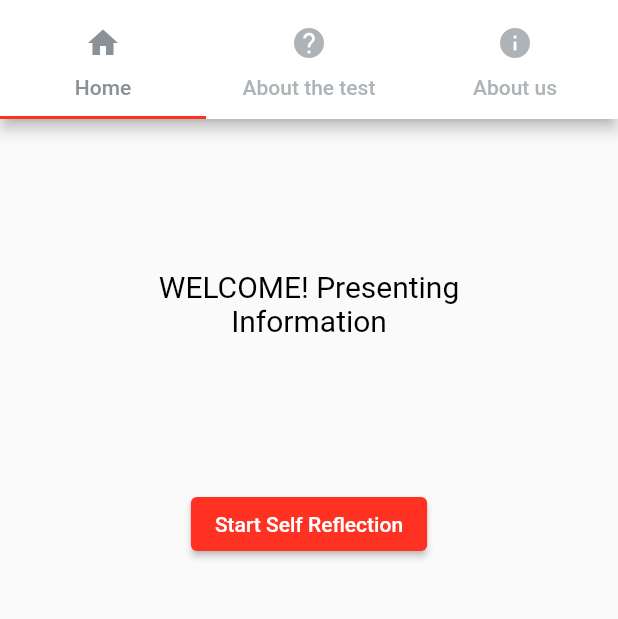
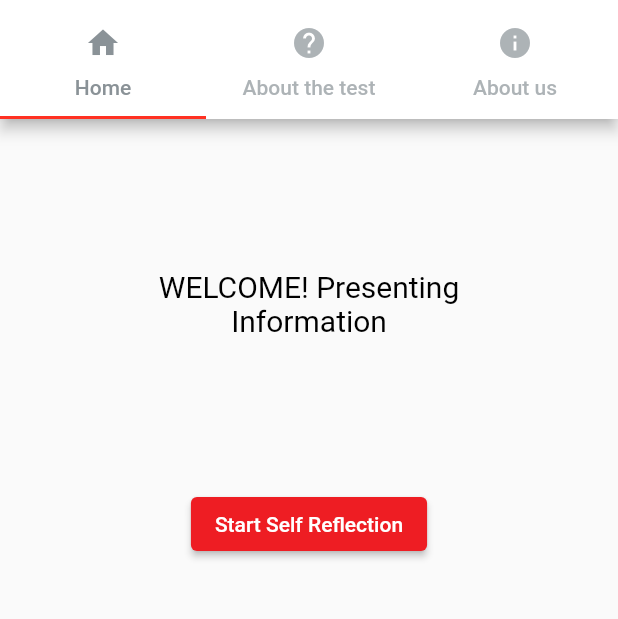
Before and after one commit to callec/DAT257_Laser_Disc, a Flutter app: the screen it shows after launch, on a phone screen of 412 x 824 dp, the part 76-695 px from its top. Run offline on Flutter 3.47's test engine with Material 2 defaults, Android fonts, the phone set to English and light mode, and no system bars.

Commit message:
Created a color theme file and applied colours to all classes
Co-Authored-By: Erik Blomberg <31245545+RedSpettan@users.noreply.github.com>
Co-Authored-By: FelixBackgard <81424137+FelixBackgard@users.noreply.github.com>

```diff
--- /dev/null
+++ b/hast_app/hast_app/lib/colors.dart
@@ -0,0 +1,11 @@
+import 'package:flutter/material.dart';
+
+const hastRed = Color.fromARGB(255,238, 29, 35);
+const hastGrey = Color.fromARGB(255, 138, 146, 151);
+const hastWhite = Colors.white;
+const hastGreen = Color(0xFF4AAF4E);
+const hastAlt1 = Color.fromARGB(255, 246, 207, 30);
+const hastAlt2 = Color.fromARGB(255, 255, 189, 84);
+const hastAlt3 = Color.fromARGB(255, 255, 151, 74);
+const hastAlt4 = Color.fromARGB(255, 255, 103, 86);
+const AltGrey = Color(0xFFEEEEEE);
--- a/hast_app/hast_app/lib/main.dart
+++ b/hast_app/hast_app/lib/main.dart
@@ -1,4 +1,5 @@
 import 'package:flutter/material.dart';
+import 'package:hast_app/colors.dart';
 import 'package:provider/provider.dart';
 import 'package:hast_app/questionDrawer.dart';
 import 'package:hast_app/models/quiz_model.dart';
@@ -31,8 +32,9 @@ class MyApp extends StatelessWidget {
           theme: ThemeData(
             // Define the default brightness and colors.
             brightness: Brightness.light,
-            primaryColor: Color.fromARGB(255, 138, 146, 151),
-            accentColor: Color.fromARGB(255,255, 49, 34),
+            primaryColor: hastGrey,
+            accentColor: hastRed,
+            backgroundColor: hastWhite,
 
             // Define the default font family.
             fontFamily: 'Georgia',
--- a/hast_app/hast_app/lib/screen/quiz_page.dart
+++ b/hast_app/hast_app/lib/screen/quiz_page.dart
@@ -81,7 +81,7 @@ class QuizPage extends StatelessWidget {
                                         primary: Colors.white,
                                         backgroundColor:
                                             (model.currentNumber == 7)
-                                                ? Colors.green[800]
+                                                ? Colors.green[600]
                                                 : Color.fromARGB(255,255, 49, 34),
                                       ),
                                       onPressed: () {
```
